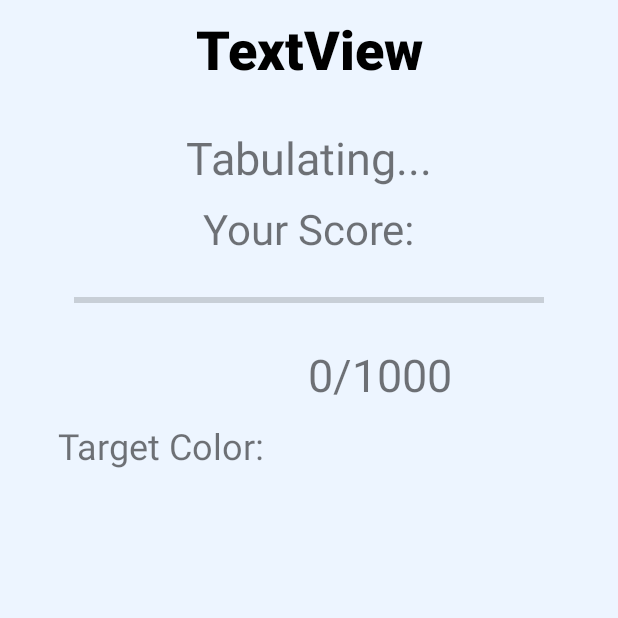
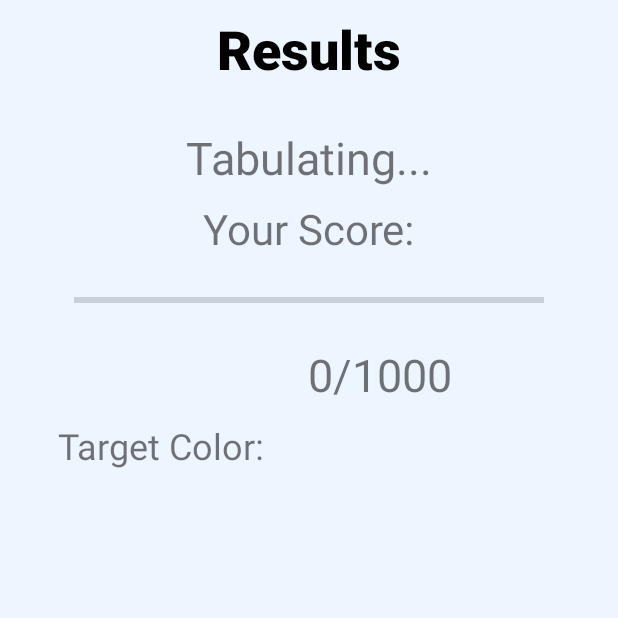
Before and after one commit to WeatheRay/colorHunt, an Android app: the Results screen opened directly, with no data from a screen before it, on a phone screen of 412 x 824 dp, the top half of it. Run offline under Robolectric (Android 15) with nearby library versions, the phone set to English and light mode, and no system bars; 5 statements that could not run were skipped.

Commit message:
Results cleanup.

```diff
--- a/app/src/main/java/colorhuntcompany/colorhunt/Results.java
+++ b/app/src/main/java/colorhuntcompany/colorhunt/Results.java
@@ -143,7 +143,8 @@ public class Results extends AppCompatActivity {
                         ta = findViewById(R.id.textView13);
                         ta.setVisibility(View.VISIBLE);
                         ta.setText(""+challengeScore);
-                        findViewById(R.id.textView12);
+                        findViewById(R.id.textView12).setVisibility(View.VISIBLE);
+                        findViewById(R.id.pass_fail_textview).setVisibility(View.INVISIBLE);
                         if (challengeNumber!=5)
                         {
                             findViewById(R.id.next_color_button).setVisibility(View.VISIBLE);
--- a/app/src/main/res/layout/activity_main.xml
+++ b/app/src/main/res/layout/activity_main.xml
@@ -30,7 +30,7 @@
         android:layout_width="185dp"
         android:layout_height="129dp"
         android:layout_marginStart="8dp"
-        android:layout_marginTop="120dp"
+        android:layout_marginTop="76dp"
         android:layout_marginEnd="8dp"
         android:onClick="statsButton"
         android:text="View Stats"
--- a/app/src/main/res/layout/activity_results.xml
+++ b/app/src/main/res/layout/activity_results.xml
@@ -40,20 +40,19 @@
         app:layout_constraintTop_toBottomOf="@+id/textView12" />
 
     <TextView
-        android:id="@+id/textView3"
+        android:id="@+id/Results"
         android:layout_width="wrap_content"
         android:layout_height="wrap_content"
         android:layout_marginStart="8dp"
         android:layout_marginTop="8dp"
         android:layout_marginEnd="8dp"
         android:fontFamily="sans-serif-black"
-        android:text="TextView"
+        android:text="Results"
         android:textColor="@android:color/black"
         android:textSize="36sp"
         app:layout_constraintEnd_toEndOf="parent"
         app:layout_constraintStart_toStartOf="parent"
-        app:layout_constraintTop_toTopOf="parent"
-        tools:text="Results" />
+        app:layout_constraintTop_toTopOf="parent" />
 
     <TextView
         android:id="@+id/pass_fail_textview"
@@ -68,7 +67,7 @@
         app:layout_constraintEnd_toEndOf="parent"
         app:layout_constraintHorizontal_bias="0.482"
         app:layout_constraintStart_toStartOf="parent"
-        app:layout_constraintTop_toBottomOf="@+id/textView3" />
+        app:layout_constraintTop_toBottomOf="@+id/Results" />
 
     <TextView
         android:id="@+id/textView6"
```
